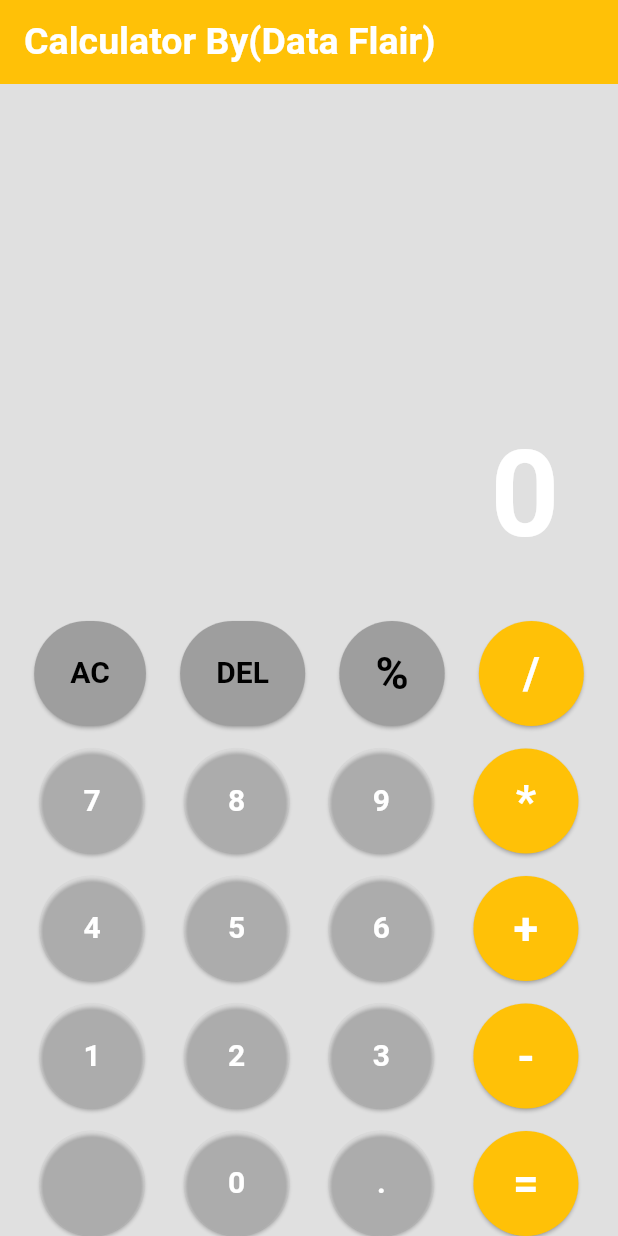
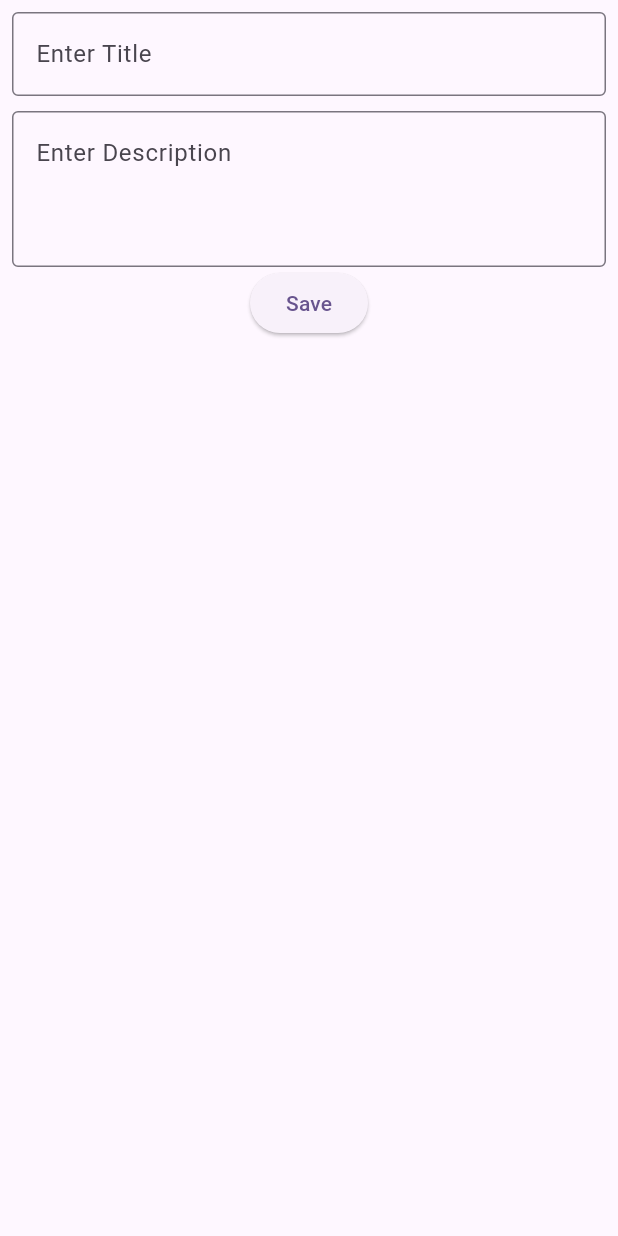
Before and after one commit to Gauri0719/calculator, a Flutter app: the screen it shows after launch, on a phone screen of 412 x 824 dp. Run offline on Flutter 3.47's test engine with Material 3 defaults, Android fonts, the light colour scheme and no system bars; our stand-ins replace get.

Commit message:
Second commit

```diff
--- /dev/null
+++ b/lib/controller/counter_controller.dart
@@ -0,0 +1,3 @@
+class CounterController{
+
+}
--- /dev/null
+++ b/lib/controller/todo_controller.dart
@@ -0,0 +1,19 @@
+import 'package:azad_sir/model/todomodel.dart';
+import 'package:flutter/cupertino.dart';
+import 'package:get/get.dart';
+
+class TodoController extends GetxController{
+ TextEditingController titleController=TextEditingController();
+ TextEditingController descriptionController=TextEditingController();
+
+   final todoList=[].obs;
+ void onSaveButtonClicked(){
+   todoList.add(ToDoModel(
+       title: titleController.text,
+       description:descriptionController.text));
+
+    titleController.text='';
+   descriptionController.text='';
+ }
+
+}
--- a/lib/main.dart
+++ b/lib/main.dart
@@ -1,8 +1,15 @@
 import 'package:azad_sir/calculator.dart';
 import 'package:azad_sir/counter_app.dart';
+import 'package:azad_sir/popup_buttons.dart';
+import 'package:azad_sir/todo_page.dart';
 import 'package:flutter/material.dart';
+import 'package:get/get.dart';
+import 'package:get/get_core/src/get_main.dart';
+
+import 'controller/todo_controller.dart';
 
 void main() {
+  Get.put(TodoController());
   runApp(const MyApp());
 }
 
@@ -12,14 +19,14 @@ class MyApp extends StatelessWidget {
   // This widget is the root of your application.
   @override
   Widget build(BuildContext context) {
+    final TodoController todoController = Get.put(TodoController());
     return MaterialApp(
       title: 'Flutter Demo',
       theme: ThemeData(
-
         colorScheme: ColorScheme.fromSeed(seedColor: Colors.deepPurple),
         useMaterial3: true,
       ),
-      home: Calculator(),
+      home:TodoPage(),
     );
   }
 }
--- /dev/null
+++ b/lib/model/todomodel.dart
@@ -0,0 +1,6 @@
+class ToDoModel{
+  final String title;
+  final String description;
+
+  ToDoModel({required this.title,required this.description});
+}
--- /dev/null
+++ b/lib/todo_page.dart
@@ -0,0 +1,70 @@
+// import 'package:flutter/cupertino.dart';
+import 'package:azad_sir/model/todomodel.dart';
+import 'package:flutter/material.dart';
+import 'package:get/get.dart';
+
+import 'controller/todo_controller.dart';
+
+class TodoPage extends GetView<TodoController> {
+  const TodoPage({super.key});
+
+  @override
+  Widget build(BuildContext context) {
+    return Scaffold(
+      body: SafeArea(
+          child: Padding(
+            padding: const EdgeInsets.all(8.0),
+            child: Column(
+              // crossAxisAlignment: CrossAxisAlignment.start,
+              children: [
+                TextField(
+                    textAlign: TextAlign.left,
+                    controller: controller.titleController,
+                    decoration:
+                    InputDecoration(hintText: "Enter Title",
+                        border: OutlineInputBorder())),
+                SizedBox(height: 10.0,),
+                TextField(
+
+                  controller: controller.descriptionController,
+                  minLines: 3,
+                  maxLines: 6,
+                  decoration:
+                  InputDecoration(hintText: "Enter Description",
+                      border: OutlineInputBorder()),),
+                ElevatedButton(onPressed: () {
+                  controller.onSaveButtonClicked();
+                },
+                    child: Text("Save")),
+                SizedBox(height: 20.0,),
+                Obx(() {
+                  return Expanded(
+                    child: ListView.builder(
+                        itemCount: controller.todoList.length,
+                        itemBuilder: (context, index) {
+                          return Column(
+                            crossAxisAlignment: CrossAxisAlignment.start,
+                            children: [
+                              Text(controller.todoList[index].title,
+                                textAlign: TextAlign.start,
+                                style: TextStyle(fontSize: 10.0,
+                                    fontWeight: FontWeight.bold),),
+                              Text(controller.todoList[index].description,
+                                  textAlign: TextAlign.left,
+                                  style: TextStyle(fontSize: 10.0,
+                                      fontWeight: FontWeight.bold)),
+                              Padding(
+                                padding: const EdgeInsets.all(8.0),
+                                child: Divider(),
+                              )
+                            ],
+                          );
+                        }),
+                  );
+                })
+              ],
+            ),
+          )),
+    );
+  }
+}
--- a/pubspec.yaml
+++ b/pubspec.yaml
@@ -34,6 +34,7 @@ dependencies:
   # The following adds the Cupertino Icons font to your application.
   # Use with the CupertinoIcons class for iOS style icons.
   cupertino_icons: ^1.0.8
+  get: ^4.7.2
 
 dev_dependencies:
   flutter_test:
```
Also changed, not shown: lib/counter_app.dart (+21 -2 lines), lib/popup_buttons.dart (added, +183 -0 lines), pubspec.lock.
